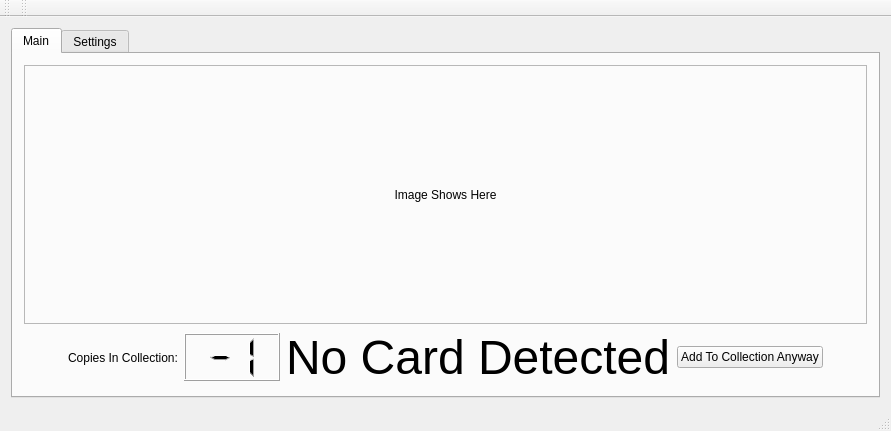
Old version of the form pcmwindow.ui in the repository LovesTha/PyeCollectionManager.
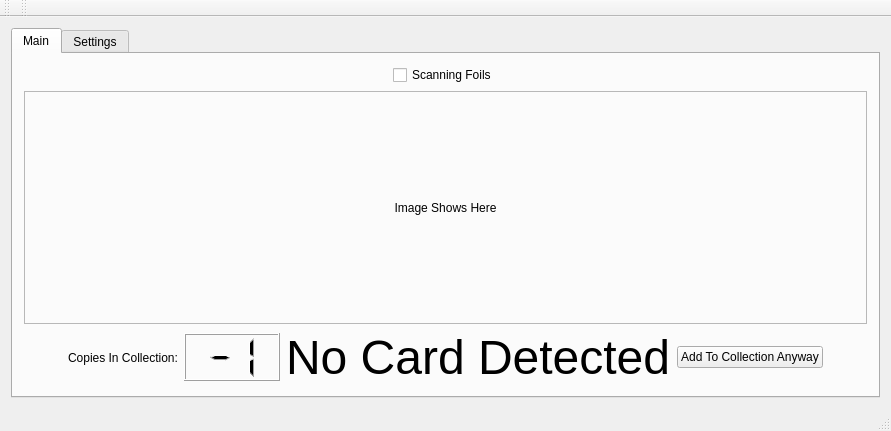
New version of the form. The open tabs and pages were chosen to show the change.

Commit message: initial attempt at foil handling

```diff
--- a/pcmwindow.ui
+++ b/pcmwindow.ui
@@ -25,6 +25,13 @@
         <string>Main</string>
        </attribute>
        <layout class="QVBoxLayout" name="verticalLayout">
+        <item alignment="Qt::AlignHCenter">
+         <widget class="QCheckBox" name="cbScanningFoils">
+          <property name="text">
+           <string>Scanning Foils</string>
+          </property>
+         </widget>
+        </item>
         <item>
          <layout class="QHBoxLayout" name="horizontalLayout_3">
           <item>
```
Left out of the diff: 2 changed lines with no effect on the pictures. The commit also changes 2 other files.
